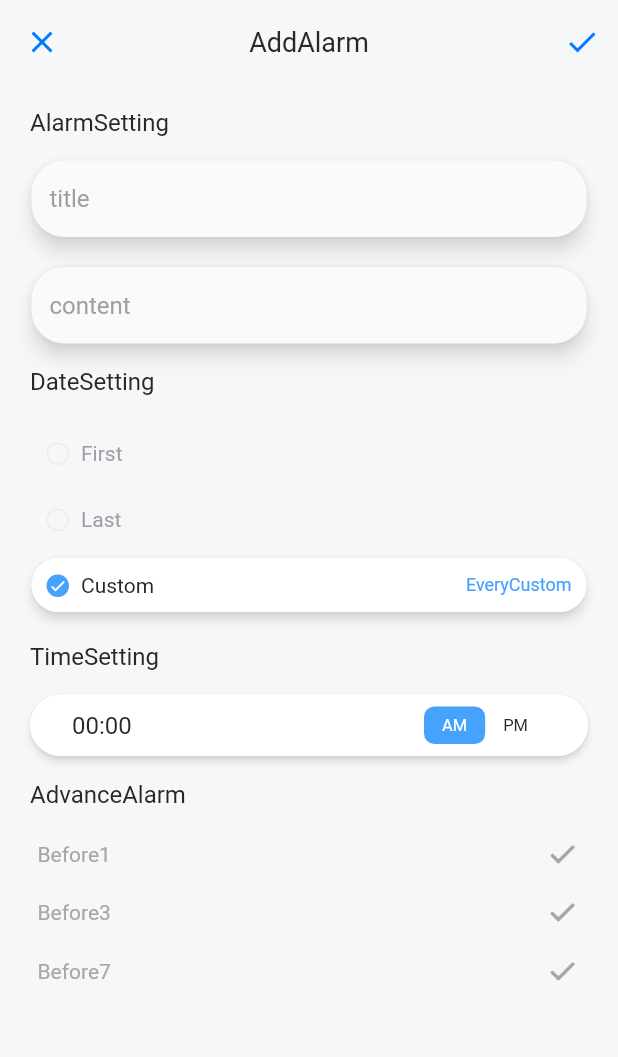
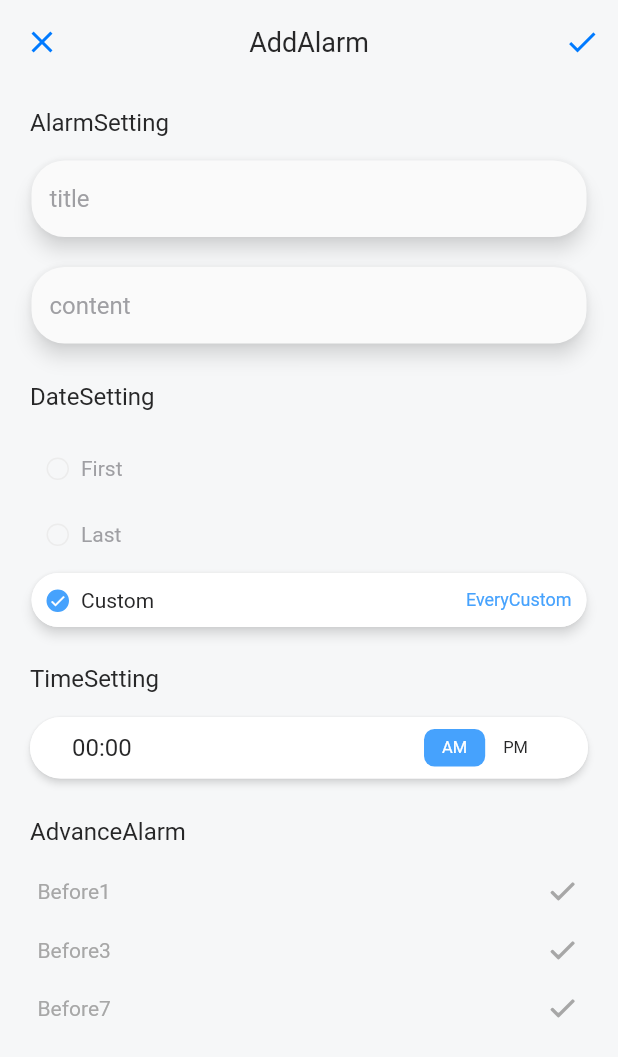
Before and after one commit to MinyeongHong/MonthlyAlarm, a Flutter app: the AddAlarmScreen screen opened directly, on a phone screen of 412 x 824 dp. Shown: the top 1057 px of the screen. Run offline on Flutter 3.47's test engine with Material 2 defaults, Android fonts, the phone set to English and light mode, and no system bars; drawn by our look-alikes of auto_size_text; our stand-ins replace easy_localization, flutter_local_notifications, flutter_riverpod, font_awesome_flutter, freezed_annotation, get_it and 6 more; accounts and stored records are empty; generated files the repository leaves out were written again; Roboto replaces fonts that are missing (AppleSDGothicNeo).

Commit message:
fix padding, status bar color, scroll behavior

```diff
--- a/lib/app_theme.dart
+++ b/lib/app_theme.dart
@@ -1,4 +1,5 @@
 import 'package:flutter/material.dart';
+import 'package:flutter/services.dart';
 
 class AppTheme {
   const AppTheme();
@@ -92,7 +93,6 @@ class AppTheme {
 }
 
 final ThemeData lightTheme = ThemeData(
-
     dialogTheme: DialogTheme(
       backgroundColor: AppTheme.transparentBlueLight,
       elevation: 5,
@@ -104,6 +104,11 @@ final ThemeData lightTheme = ThemeData(
     backgroundColor: AppTheme.backgroundBlueLight,
     shadowColor: AppTheme.backgroundBlueLight,
     appBarTheme: AppBarTheme(
+      systemOverlayStyle: SystemUiOverlayStyle(
+        statusBarColor: AppTheme.transparent, // <-- SEE HERE
+        statusBarIconBrightness: Brightness.dark, //<-- For Android SEE HERE (dark icons)
+        statusBarBrightness: Brightness.light, //<-- For iOS SEE HERE (dark icons)
+      ),
       color: AppTheme.transparent,
       centerTitle: true,
       elevation: 0.0,
@@ -156,6 +161,11 @@ final ThemeData darkTheme = ThemeData(
     shadowColor: AppTheme.backgroundBlueDark,
     dialogBackgroundColor: AppTheme.transparentBlueDark,
     appBarTheme: AppBarTheme(
+      systemOverlayStyle: SystemUiOverlayStyle(
+        statusBarColor: AppTheme.transparent, // <-- SEE HERE
+        statusBarIconBrightness: Brightness.light, //<-- For Android SEE HERE (dark icons)
+        statusBarBrightness: Brightness.dark, //<-- For iOS SEE HERE (dark icons)
+      ),
       color: AppTheme.transparent,
       centerTitle: true,
       elevation: 0.0,
--- a/lib/ui/add_alarm_screen.dart
+++ b/lib/ui/add_alarm_screen.dart
@@ -112,14 +112,15 @@ class _AddAlarmScreenState extends ConsumerState<AddAlarmScreen> {
                 },
               )
             ]),
-        body: Padding(
-          padding: const EdgeInsets.fromLTRB(20, 0, 20, 5),
-          child: SingleChildScrollView(
+        body: SingleChildScrollView(
+          physics: const BouncingScrollPhysics(),
           child: Column(
             crossAxisAlignment: CrossAxisAlignment.start,
             children: [
               _title(tr('AlarmSetting')),
-                theme.brightness == Brightness.dark
+              Padding(
+                padding: const EdgeInsets.symmetric(horizontal: 20),
+                child: theme.brightness == Brightness.dark
                     ? Container(
                         decoration: BoxDecoration(
                           borderRadius: BorderRadius.circular(22),
@@ -148,10 +149,13 @@ class _AddAlarmScreenState extends ConsumerState<AddAlarmScreen> {
                           ),
                         ),
                       ),
+              ),
               const SizedBox(
                 height: 20,
               ),
-                theme.brightness == Brightness.dark
+              Padding(
+                padding: const EdgeInsets.symmetric(horizontal: 20),
+                child: theme.brightness == Brightness.dark
                     ? Container(
                         decoration: BoxDecoration(
                           borderRadius: BorderRadius.circular(22),
@@ -180,11 +184,17 @@ class _AddAlarmScreenState extends ConsumerState<AddAlarmScreen> {
                           ),
                         ),
                       ),
+              ),
+              SizedBox(
+                height: 10,
+              ),
               _title(tr('DateSetting')),
               SizedBox(
                 child: Column(
                   children: [
-                      CustomRadioButton(
+                    Padding(
+                      padding: const EdgeInsets.symmetric(horizontal: 20),
+                      child: CustomRadioButton(
                         title: tr('First'),
                         isOn: vm.dateType == AlarmDate.first,
                         onTap: () {
@@ -194,7 +204,10 @@ class _AddAlarmScreenState extends ConsumerState<AddAlarmScreen> {
                         isCustom: false,
                         theme: theme,
                       ),
-                      CustomRadioButton(
+                    ),
+                    Padding(
+                      padding: const EdgeInsets.symmetric(horizontal: 20),
+                      child: CustomRadioButton(
                         title: tr('Last'),
                         isOn: vm.dateType == AlarmDate.last,
                         onTap: () {
@@ -204,8 +217,11 @@ class _AddAlarmScreenState extends ConsumerState<AddAlarmScreen> {
                         isCustom: false,
                         theme: theme,
                       ),
-                      CustomRadioButton(
-                        title:tr('Custom'),
+                    ),
+                    Padding(
+                      padding: const EdgeInsets.symmetric(horizontal: 20),
+                      child: CustomRadioButton(
+                        title: tr('Custom'),
                         isOn: vm.dateType == AlarmDate.custom,
                         onTap: () async {
                           FocusScope.of(context).unfocus();
@@ -223,18 +239,27 @@ class _AddAlarmScreenState extends ConsumerState<AddAlarmScreen> {
                         day: alarm.date,
                         theme: theme,
                       ),
+                    ),
                   ],
                 ),
               ),
+              SizedBox(
+                height: 5,
+              ),
               _title(tr('TimeSetting')),
-                SizedBox(
+              Padding(
+                padding: const EdgeInsets.symmetric(horizontal: 20),
                 child: TimePicker(
                   vm: vm,
                   theme: theme,
                 ),
               ),
+              SizedBox(
+                height: 10,
+              ),
               _title(tr('AdvanceAlarm')),
-                SizedBox(
+              Padding(
+                padding: const EdgeInsets.symmetric(horizontal: 20),
                 child: Column(
                   children: [
                     OptionField(
@@ -262,10 +287,9 @@ class _AddAlarmScreenState extends ConsumerState<AddAlarmScreen> {
                 ),
               ),
               SizedBox(
-                  height: 32,
+                height: 40,
               )
             ],
-            ),
           ),
         ),
       ),
@@ -274,7 +298,7 @@ class _AddAlarmScreenState extends ConsumerState<AddAlarmScreen> {
 
   Padding _title(String title) {
     return Padding(
-      padding: EdgeInsets.symmetric(vertical: 16),
+      padding: const EdgeInsets.symmetric(vertical: 16, horizontal: 20),
       child: Text(
         title,
         style: Theme.of(context).textTheme.titleMedium,
--- a/lib/ui/alarm_list_screen.dart
+++ b/lib/ui/alarm_list_screen.dart
@@ -89,8 +89,6 @@ class _AlarmListScreenState extends ConsumerState<AlarmListScreen> {
           ),
           body: SafeArea(
             child: Center(
-              child: Padding(
-                padding: const EdgeInsets.symmetric(horizontal: 16.0),
               child: Column(children: [
                 // ElevatedButton(
                 //     onPressed: () {
@@ -136,6 +134,8 @@ class _AlarmListScreenState extends ConsumerState<AlarmListScreen> {
 
                               return AnimatedSize(
                                 duration: Duration(milliseconds: 400),
+                                child: Padding(
+                                  padding: const EdgeInsets.symmetric(horizontal: 16.0),
                                   child: AlarmTile(
                                     vm: vm,
                                     theme: Theme.of(context),
@@ -168,6 +168,7 @@ class _AlarmListScreenState extends ConsumerState<AlarmListScreen> {
                                       );
                                     },
                                   ),
+                                ),
                               );
                             }),
                       ),
@@ -176,7 +177,6 @@ class _AlarmListScreenState extends ConsumerState<AlarmListScreen> {
           ),
         ),
       ),
-      ),
     );
   }
 }
```
Also changed, not shown: lib/ui/edit_alarm_screen.dart (+39 -14 lines), lib/ui/splash_screen.dart (+5 -4 lines). Lines whose indentation alone changed are shown as unchanged.
